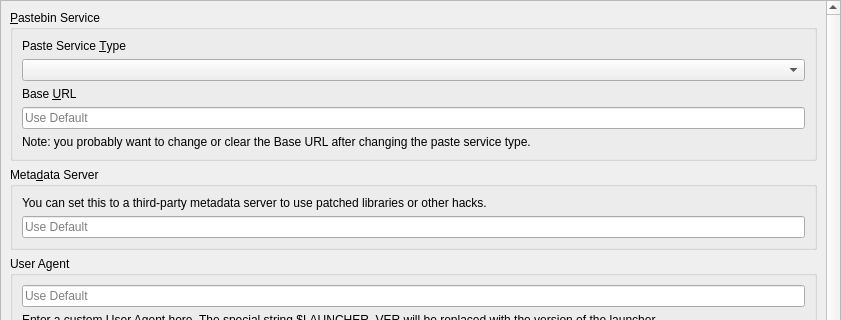
Before: the Qt Designer form launcher/ui/pages/global/APIPage.ui in FreesmTeam/FreesmLauncher, drawn with Qt 5; both pictures show x 0 to 841 and y 0 to 320 of the 841 by 620 pixel window.
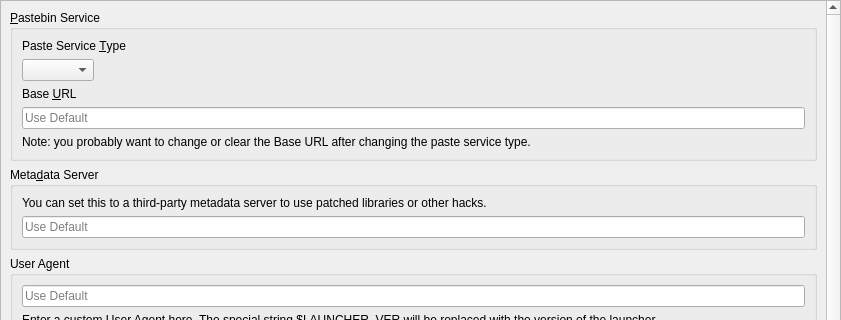
After: the same form once the commit is applied.

Commit message: Redo layouts

Diff of the .ui file:
```diff
--- a/launcher/ui/pages/global/APIPage.ui
+++ b/launcher/ui/pages/global/APIPage.ui
@@ -32,7 +32,7 @@
       <property name="geometry">
        <rect>
         <x>0</x>
-        <y>0</y>
+        <y>-216</y>
         <width>816</width>
         <height>832</height>
        </rect>
@@ -55,7 +55,14 @@
            </widget>
           </item>
           <item>
-           <widget class="QComboBox" name="pasteTypeComboBox"/>
+           <widget class="QComboBox" name="pasteTypeComboBox">
+            <property name="sizePolicy">
+             <sizepolicy hsizetype="Maximum" vsizetype="Fixed">
+              <horstretch>0</horstretch>
+              <verstretch>0</verstretch>
+             </sizepolicy>
+            </property>
+           </widget>
           </item>
           <item>
            <widget class="QLabel" name="baseURLLabel">
```
The commit also changes 6 other files.
